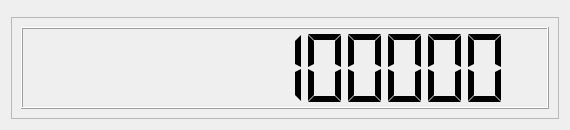
Above: not1mm/data/vfo.ui from kyleboyle/not1mm before the change. Below: the same form after it.
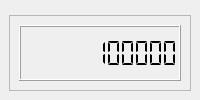
That is the form after the change.

The edit to the form file:
```diff
--- a/not1mm/data/vfo.ui
+++ b/not1mm/data/vfo.ui
@@ -1,18 +1,11 @@
 <?xml version="1.0" encoding="UTF-8"?>
 <ui version="4.0">
  <class>VfoWindow</class>
- <widget class="QWidget" name="VfoWindow">
-  <property name="geometry">
-   <rect>
-    <x>0</x>
-    <y>0</y>
-    <width>570</width>
-    <height>130</height>
-   </rect>
-  </property>
+ <widget class="QDockWidget" name="VfoWindow">
   <property name="windowTitle">
    <string>VFO</string>
   </property>
+  <widget class="QWidget">
   <layout class="QGridLayout" name="gridLayout_3">
    <item row="0" column="0">
     <widget class="QMenuBar" name="menubar"/>
@@ -73,11 +66,7 @@
     </layout>
    </item>
   </layout>
-  <action name="actionQuit">
-   <property name="text">
-    <string>Quit</string>
-   </property>
-  </action>
+ </widget>
  </widget>
  <resources/>
  <connections/>
```
